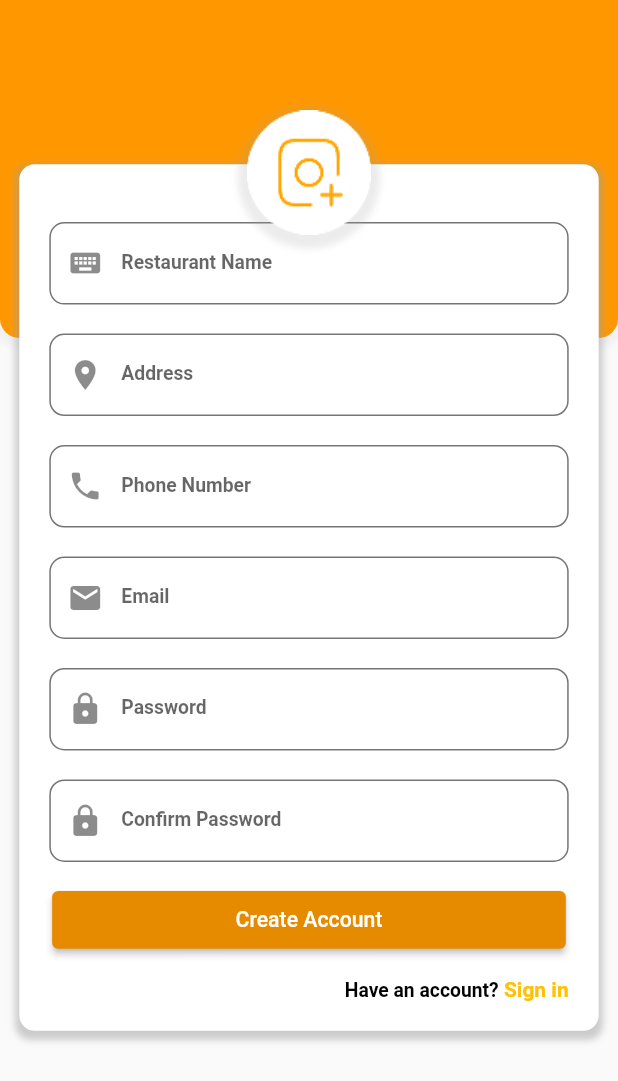
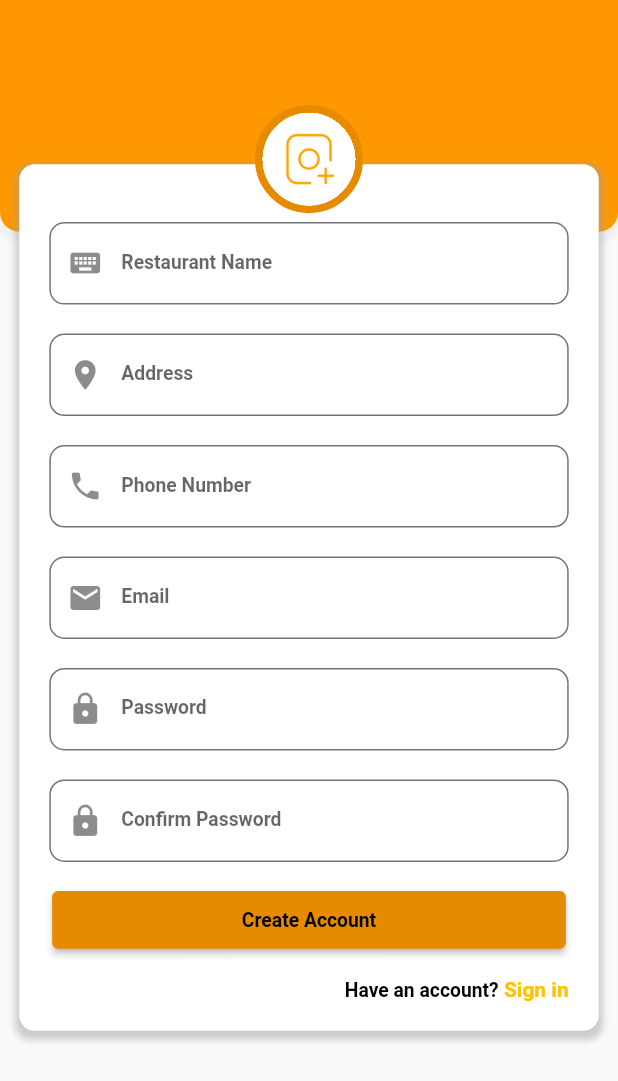
Before and after one commit to tech-aziz/res_sign_up, a Flutter app: the SignUp screen opened directly, on a phone screen of 412 x 824 dp. Shown: the top 1081 px of the screen. Run offline on Flutter 3.47's test engine with Material 2 defaults, Android fonts, the phone set to English and light mode, and no system bars; our stand-ins replace flutter_screenutil, get, get_storage, image_picker, sqflite; missing offline and left inert: sqflite_migration; accounts and stored records are empty.

Commit message:
add image file to the database but not store

```diff
--- a/lib/database/database_info.dart
+++ b/lib/database/database_info.dart
@@ -10,4 +10,5 @@ class DatabaseInfo {
   static const String columnRestaurantMobileNumber = 'restaurant_mobile_number';
   static const String columnRestaurantEmail = 'restaurant_email';
   static const String columnRestaurantPassword = 'restaurant_password';
+  static const String columnImagePath = 'image_path';
 }
--- a/lib/database/sql_scripts.dart
+++ b/lib/database/sql_scripts.dart
@@ -7,5 +7,6 @@ class SqlScript{
       '${DatabaseInfo.columnRestaurantAddress} TEXT,'
       '${DatabaseInfo.columnRestaurantMobileNumber} TEXT,'
       '${DatabaseInfo.columnRestaurantEmail} TEXT UNIQUE,'
-      '${DatabaseInfo.columnRestaurantPassword} TEXT);';
+      '${DatabaseInfo.columnRestaurantPassword} TEXT,'
+      '${DatabaseInfo.columnImagePath} LONGBLOB);';
 }
--- a/lib/model/sign_up_model.dart
+++ b/lib/model/sign_up_model.dart
@@ -17,6 +17,7 @@ class SignUpModel {
     required this.restaurantMobileNumber,
     required this.restaurantEmail,
     required this.restaurantPassword,
+    required this.restaurantImage
   });
 
   int? id;
@@ -25,6 +26,7 @@ class SignUpModel {
   String? restaurantMobileNumber;
   String? restaurantEmail;
   String? restaurantPassword;
+  String? restaurantImage;
 
 //database amader ekta map diye dey ba object dey, database theke data anar jonno fromjson / fromMap method use hoy
   factory SignUpModel.fromMap(Map<String, dynamic> map) => SignUpModel(
@@ -34,6 +36,7 @@ class SignUpModel {
         restaurantMobileNumber: map["restaurant_mobile_number"],
         restaurantEmail: map["restaurant_email"],
         restaurantPassword: map["restaurant_password"],
+        restaurantImage: map["image_path"]
       );
 
 //databae map ney, model ney nah, toJson() or toMap() hocce database e data pathanor jonno
@@ -44,5 +47,6 @@ class SignUpModel {
         "restaurant_mobile_number": restaurantMobileNumber,
         "restaurant_email": restaurantEmail,
         "restaurant_password": restaurantPassword,
+        "image_path":restaurantImage
       };
 }
--- a/lib/screens/sign_up.dart
+++ b/lib/screens/sign_up.dart
@@ -5,8 +5,8 @@ import 'package:flutter/services.dart';
 import 'package:flutter_screenutil/flutter_screenutil.dart';
 import 'package:get/get.dart';
 import 'package:image_picker/image_picker.dart';
-import '../global/image_picker_bottom_sheet.dart';
 import '../utils/app_services.dart';
+import '../utils/color_helper.dart';
 import '../widgets/signup_custom_container.dart';
 import '../widgets/custom_size.dart';
 
@@ -178,17 +178,13 @@ class _SignUpState extends State<SignUp> {
       onTap: () => FocusManager.instance.primaryFocus?.unfocus(),
       child: Scaffold(
         body: Stack(
+          clipBehavior: Clip.none,
           alignment: Alignment.topCenter,
           children: [
             Container(
-              height: CustomSize.customSize(
-                  portPhone: 350.h,
-                  portTablet: 320.h,
-                  portDesktop: 10.h,
-                  landPhone: 560.h,
-                  landTablet: 400.h,
-                  landDestop: 160.h),
-              width: MediaQuery.of(context).size.width,
+              height: ScreenUtil().orientation == Orientation.portrait
+                  ? 300.w
+                  : 150.w, // width is not set yet.
               decoration: BoxDecoration(
                 color: Colors.orange,
                 borderRadius: BorderRadius.only(
@@ -205,19 +201,13 @@ class _SignUpState extends State<SignUp> {
               ),
             ),
             Positioned(
-              child: SafeArea(
               child: SizedBox(
-                  height: CustomSize.customSize(
-                      portPhone: 1450.h,
-                      portTablet: 1100.h,
-                      portDesktop: 0.h,
-                      landPhone: 1150.h,
-                      landTablet: 1150.h,
-                      landDestop: 0.h),
+                height: ScreenUtil().orientation == Orientation.portrait
+                    ? ScreenUtil().screenHeight
+                    : ScreenUtil().screenHeight,
                 child: signUpCustomContainer(
                     companyNameTextController: _companyNameTextController,
-                      companyAddressTextController:
-                          _companyAddressTextController,
+                    companyAddressTextController: _companyAddressTextController,
                     companyEmailTextController: _companyEmailTextController,
                     companyPhoneTextController: _companyPhoneTextController,
                     companyPasswordTextController:
@@ -227,85 +217,64 @@ class _SignUpState extends State<SignUp> {
                     formKey: _formKey),
               ),
             ),
-            ),
             Positioned(
-                top: 70,
+                // top: 70,
+                top: ScreenUtil().orientation == Orientation.portrait ? 70 : 50,
                 child: GestureDetector(
                     onTap: () async {
                       log('clicked');
                       // ImagePick.imagePickerOption();
                       imagePickerOptionWithReturn();
                     },
-                  child: Container(
-                    height: ScreenUtil().orientation == Orientation.portrait &&
-                            AppServices.getDeviceType() == DeviceType.phone
-                        ? 140.h
-                        : ScreenUtil().orientation == Orientation.portrait &&
-                                AppServices.getDeviceType() == DeviceType.tablet
-                            ? 150.h
-                            : ScreenUtil().orientation ==
-                                        Orientation.portrait &&
-                                    AppServices.getDeviceType() ==
-                                        DeviceType.desktop
-                                ? 100.h
-                                : ScreenUtil().orientation ==
-                                            Orientation.landscape &&
-                                        AppServices.getDeviceType() ==
-                                            DeviceType.phone
-                                    ? 300.h
-                                    : ScreenUtil().orientation ==
-                                                Orientation.landscape &&
-                                            AppServices.getDeviceType() ==
-                                                DeviceType.tablet
-                                        ? 170.h
-                                        : ScreenUtil().orientation ==
-                                                    Orientation.landscape &&
-                                                AppServices.getDeviceType() ==
-                                                    DeviceType.desktop
-                                            ? 400.h
-                                            : 100.h,
+                    child: images != null
+                        ? Container(
+                            width:
+                                ScreenUtil().orientation == Orientation.portrait
+                                    ? 150.w
+                                    : 100.w,
+                            height:
+                                ScreenUtil().orientation == Orientation.portrait
+                                    ? 150.w
+                                    : 100.w,
                             decoration: BoxDecoration(
-                      // color: Colors.white,
                               borderRadius: BorderRadius.circular(100),
-                      boxShadow: [
-                        BoxShadow(
-                          offset: const Offset(0, 3),
-                          blurRadius: 7.r,
-                          spreadRadius: 5.r,
-                          color: Colors.grey.withOpacity(0.2),
+                              border: Border.all(
+                                  color: ColorHelper.secondaryOrangeColor,
+                                  width: 5),
                             ),
-                      ],
+                            child: ClipRRect(
+                                clipBehavior: Clip.hardEdge,
+                                borderRadius: const BorderRadius.all(
+                                    Radius.circular(100)),
+                                child: Image.file(
+                                  images!,
+                                  fit: BoxFit.cover,
+                                )))
+                        : Container(
+                            width:
+                                ScreenUtil().orientation == Orientation.portrait
+                                    ? 140.w
+                                    : 100.w,
+                            height:
+                                ScreenUtil().orientation == Orientation.portrait
+                                    ? 140.w
+                                    : 100.w,
+                            decoration: BoxDecoration(
+                              borderRadius: BorderRadius.circular(100),
+                              border: Border.all(
+                                  color: ColorHelper.secondaryOrangeColor,
+                                  width: 5),
                             ),
-                    child: images != null
-
-                        // ? CircleAvatar(
-                        //     radius: 83,
-                        //     child: Image.file(images!,
-                        //         fit: BoxFit.cover, width: 83, height: 83),
-                        //   )
-
-                        ? ClipRRect(
-                          borderRadius: BorderRadius.circular(100),
-                          child: Image.file(images!,
-                              fit: BoxFit.cover, width: 83, height: 83),
-                        )
-
-                        : const Image(
-                            image: ResizeImage(
-                                AssetImage(
-                                    "assets/images/camera-plus-svgrepo-com.png"),
-                                width: 83,
-                                height: 83)),
-
-                    // child: Image(
-                    //   image: images =! null ? Image.file(images): ResizeImage(
-                    //       AssetImage(
-                    //           'assets/images/camera-plus-svgrepo-com.png'),
-                    //       width: 83,
-                    //       height: 83)
-                    // )
+                            child: ClipRRect(
+                              clipBehavior: Clip.hardEdge,
+                              borderRadius:
+                                  const BorderRadius.all(Radius.circular(100)),
+                              child: Image.asset(
+                                "assets/images/camera-plus-svgrepo-com.png",
+                                fit: BoxFit.cover,
                               ),
-                ))
+                            ),
+                          )))
           ],
         ),
       ),
--- a/lib/widgets/login_custom_container.dart
+++ b/lib/widgets/login_custom_container.dart
@@ -7,7 +7,6 @@ import '../screens/login_repository.dart';
 import '../screens/sign_up.dart';
 import '../utils/app_services.dart';
 import '../utils/color_helper.dart';
-import '../utils/constants.dart';
 import 'custom_size.dart';
 
 Widget signInCustomContainer(
@@ -182,9 +181,7 @@ Widget signInCustomContainer(
                         },
                         child: Text(
                           'Sign in',
-                          style: TextStyle(
-                              color: Colors.white,
-                              fontSize: Constants.largeFontSizeCreateAccount),
+                          style: Style.largeInputText(),
                         ),
                       ),
                     ),
--- a/lib/widgets/signup_custom_container.dart
+++ b/lib/widgets/signup_custom_container.dart
@@ -8,7 +8,6 @@ import '../screens/login.dart';
 import '../screens/sign_up_repository.dart';
 import '../utils/app_services.dart';
 import '../utils/color_helper.dart';
-import '../utils/constants.dart';
 import '../utils/snack_messages.dart';
 import 'custom_size.dart';
 
@@ -352,9 +351,8 @@ Widget signUpCustomContainer({
                         },
                         child: Text(
                           'Create Account',
-                          style: TextStyle(
-                              color: Colors.white,
-                              fontSize: Constants.largeFontSizeCreateAccount),
+                          style: Style.largeInputText(),
+
                         ),
                       ),
                     ),
```
Also changed, not shown: lib/global/image_picker_bottom_sheet.dart (deleted, +0 -436 lines), lib/screens/login.dart (+13 -30 lines), lib/screens/sign_up_repository.dart (+4 -6 lines), lib/utils/constants.dart (deleted, +0 -23 lines). Lines whose indentation alone changed are shown as unchanged.
